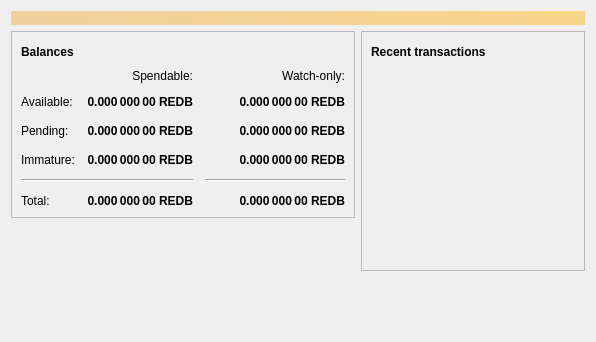
Before: the Qt Designer form src/qt/forms/overviewpage.ui in redblockdev/RedBlock, drawn with Qt 5.
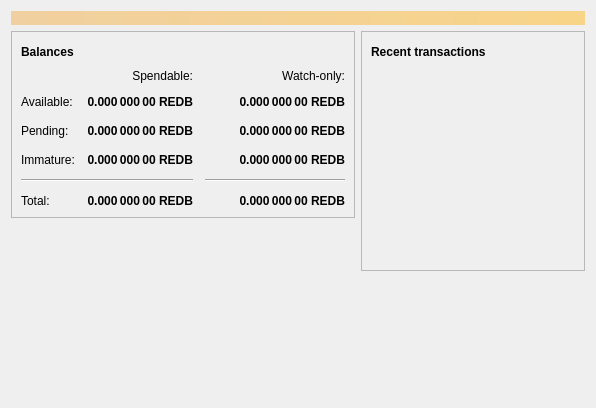
After: the same form once the commit is applied. Icons and pictures are not drawn.

```diff
--- a/src/qt/forms/overviewpage.ui
+++ b/src/qt/forms/overviewpage.ui
@@ -7,7 +7,7 @@
     <x>0</x>
     <y>0</y>
     <width>596</width>
-    <height>342</height>
+    <height>408</height>
    </rect>
   </property>
   <property name="windowTitle">
@@ -399,11 +399,8 @@
        </item>
        <item>
         <widget class="QLabel" name="label">
-         <property name="maximumSize">
-          <size>
-           <width>165</width>
-           <height>165</height>
-          </size>
+         <property name="styleSheet">
+          <string notr="true">image: url(:/icons/bitcoin);</string>
          </property>
          <property name="text">
           <string/>
@@ -416,19 +413,6 @@
          </property>
         </widget>
        </item>
-       <item>
-        <spacer name="verticalSpacer">
-         <property name="orientation">
-          <enum>Qt::Vertical</enum>
-         </property>
-         <property name="sizeHint" stdset="0">
-          <size>
-           <width>20</width>
-           <height>40</height>
-          </size>
-         </property>
-        </spacer>
-       </item>
       </layout>
      </item>
      <item>
```
Left out of the diff: 11 changed lines with no effect on the pictures.
